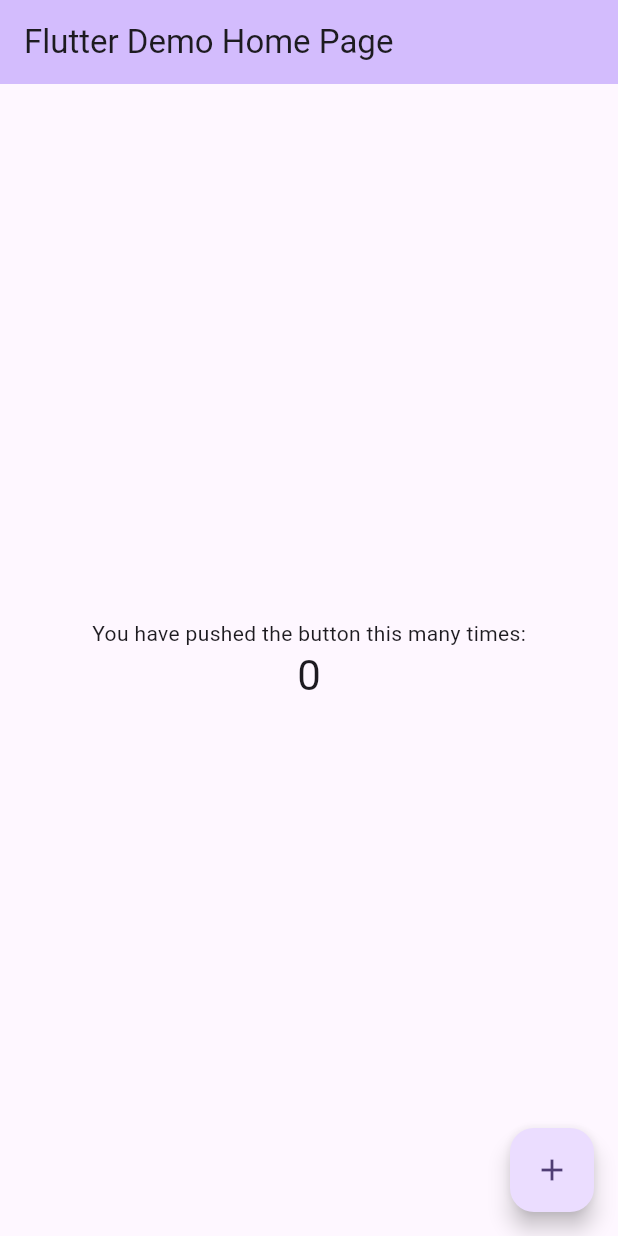
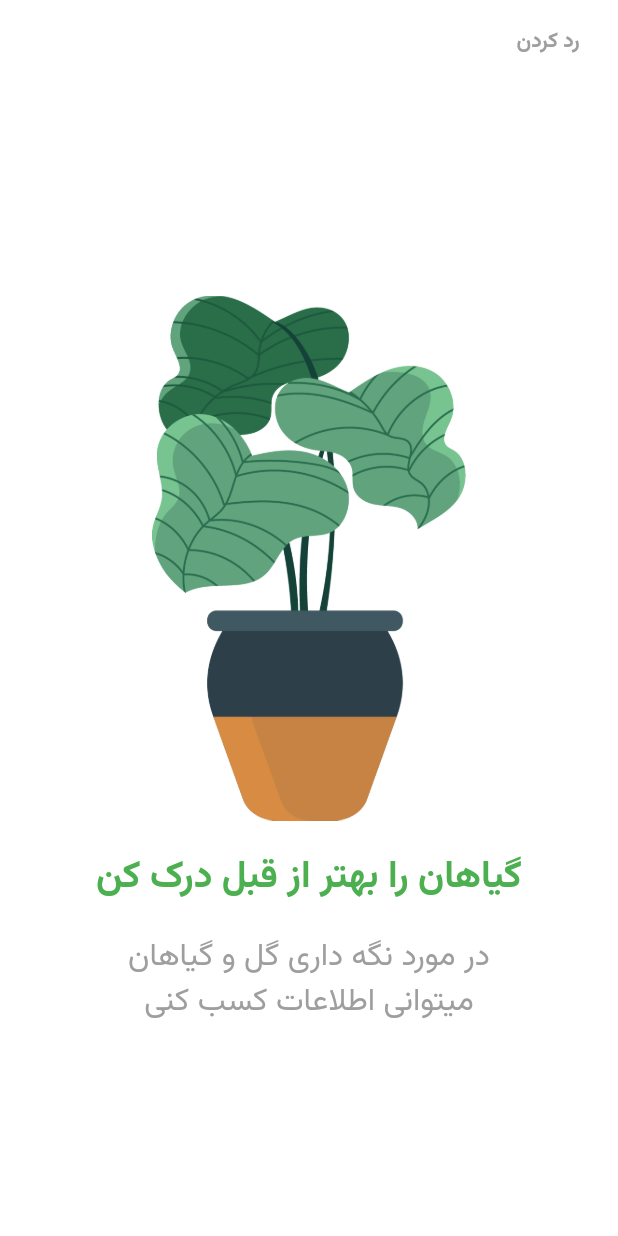
Before and after one commit to thzu0/PlantApp, a Flutter app: the screen it shows after launch, on a phone screen of 412 x 824 dp. Run offline on Flutter 3.47's test engine with Material 3 defaults, Android fonts, the phone set to English and light mode, and no system bars.

Commit message:
edit home_page

```diff
--- a/lib/const/constants.dart
+++ b/lib/const/constants.dart
@@ -6,7 +6,7 @@
 
   static String titleOne = "گیاهان را بهتر از قبل درک کن";
   static String descriptionOne =
-      "در مورد نگه داری گل و گیاهان میتوانی اطلاعات کسب کنی";
+      "در مورد نگه داری گل و گیاهان \nمیتوانی اطلاعات کسب کنی";
 
   static String titleTwo = "با گیاهان جدید اشنا شو";
   static String descriptionTwo =
--- a/lib/main.dart
+++ b/lib/main.dart
@@ -1,4 +1,5 @@
 import 'package:flutter/material.dart';
+import 'package:plant_app_1/screens/home_page.dart';
 
 void main() {
   runApp(const MyApp());
@@ -11,112 +12,9 @@
   @override
   Widget build(BuildContext context) {
     return MaterialApp(
-      title: 'Flutter Demo',
-      theme: ThemeData(
-        // This is the theme of your application.
-        //
-        // TRY THIS: Try running your application with "flutter run". You'll see
-        // the application has a purple toolbar. Then, without quitting the app,
-        // try changing the seedColor in the colorScheme below to Colors.green
-        // and then invoke "hot reload" (save your changes or press the "hot
-        // reload" button in a Flutter-supported IDE, or press "r" if you used
-        // the command line to start the app).
-        //
-        // Notice that the counter didn't reset back to zero; the application
-        // state is not lost during the reload. To reset the state, use hot
-        // restart instead.
-        //
-        // This works for code too, not just values: Most code changes can be
-        // tested with just a hot reload.
-        colorScheme: .fromSeed(seedColor: Colors.deepPurple),
-      ),
-      home: const MyHomePage(title: 'Flutter Demo Home Page'),
+      debugShowCheckedModeBanner: false,
+      title: 'Plant App',
+      home: HomePage(),
     );
   }
 }
-
-class MyHomePage extends StatefulWidget {
-  const MyHomePage({super.key, required this.title});
-
-  // This widget is the home page of your application. It is stateful, meaning
-  // that it has a State object (defined below) that contains fields that affect
-  // how it looks.
-
-  // This class is the configuration for the state. It holds the values (in this
-  // case the title) provided by the parent (in this case the App widget) and
-  // used by the build method of the State. Fields in a Widget subclass are
-  // always marked "final".
-
-  final String title;
-
-  @override
-  State<MyHomePage> createState() => _MyHomePageState();
-}
-
-class _MyHomePageState extends State<MyHomePage> {
-  int _counter = 0;
-
-  void _incrementCounter() {
-    setState(() {
-      // This call to setState tells the Flutter framework that something has
-      // changed in this State, which causes it to rerun the build method below
-      // so that the display can reflect the updated values. If we changed
-      // _counter without calling setState(), then the build method would not be
-      // called again, and so nothing would appear to happen.
-      _counter++;
-    });
-  }
-
-  @override
-  Widget build(BuildContext context) {
-    // This method is rerun every time setState is called, for instance as done
-    // by the _incrementCounter method above.
-    //
-    // The Flutter framework has been optimized to make rerunning build methods
-    // fast, so that you can just rebuild anything that needs updating rather
-    // than having to individually change instances of widgets.
-    return Scaffold(
-      appBar: AppBar(
-        // TRY THIS: Try changing the color here to a specific color (to
-        // Colors.amber, perhaps?) and trigger a hot reload to see the AppBar
-        // change color while the other colors stay the same.
-        backgroundColor: Theme.of(context).colorScheme.inversePrimary,
-        // Here we take the value from the MyHomePage object that was created by
-        // the App.build method, and use it to set our appbar title.
-        title: Text(widget.title),
-      ),
-      body: Center(
-        // Center is a layout widget. It takes a single child and positions it
-        // in the middle of the parent.
-        child: Column(
-          // Column is also a layout widget. It takes a list of children and
-          // arranges them vertically. By default, it sizes itself to fit its
-          // children horizontally, and tries to be as tall as its parent.
-          //
-          // Column has various properties to control how it sizes itself and
-          // how it positions its children. Here we use mainAxisAlignment to
-          // center the children vertically; the main axis here is the vertical
-          // axis because Columns are vertical (the cross axis would be
-          // horizontal).
-          //
-          // TRY THIS: Invoke "debug painting" (choose the "Toggle Debug Paint"
-          // action in the IDE, or press "p" in the console), to see the
-          // wireframe for each widget.
-          mainAxisAlignment: .center,
-          children: [
-            const Text('You have pushed the button this many times:'),
-            Text(
-              '$_counter',
-              style: Theme.of(context).textTheme.headlineMedium,
-            ),
-          ],
-        ),
-      ),
-      floatingActionButton: FloatingActionButton(
-        onPressed: _incrementCounter,
-        tooltip: 'Increment',
-        child: const Icon(Icons.add),
-      ),
-    );
-  }
-}
--- /dev/null
+++ b/lib/screens/home_page.dart
@@ -0,0 +1,87 @@
+import 'package:flutter/material.dart';
+import 'package:plant_app_1/const/constants.dart';
+
+class HomePage extends StatefulWidget {
+  const HomePage({super.key});
+
+  @override
+  State<HomePage> createState() => _HomePageState();
+}
+
+class _HomePageState extends State<HomePage> {
+  final PageController _pageController = PageController();
+  int currentIndex = 0;
+
+  @override
+  Widget build(BuildContext context) {
+    return Scaffold(
+      backgroundColor: Colors.white,
+      appBar: AppBar(
+        elevation: 0.0,
+        backgroundColor: Colors.white,
+        actions: <Widget>[
+          Padding(
+            padding: const EdgeInsets.only(right: 10.0),
+            child: TextButton(
+              onPressed: () {},
+              child: const Text(
+                'رد کردن ',
+                style: TextStyle(
+                  color: Colors.grey,
+                  fontFamily: 'Vazirmatn',
+                  fontWeight: FontWeight.bold,
+                ),
+              ),
+            ),
+          ),
+        ],
+      ),
+      body: Stack(
+        children: <Widget>[
+          PageView(
+            onPageChanged: (int page) {
+              currentIndex = page;
+            },
+            controller: _pageController,
+            children: [
+              Padding(
+                padding: const EdgeInsets.only(left: 50.0, right: 50.0),
+                child: Column(
+                  mainAxisAlignment: MainAxisAlignment.center,
+                  children: <Widget>[
+                    SizedBox(
+                      height: 350.0,
+                      child: Image.asset('assets/images/plant-one.png'),
+                    ),
+                    const SizedBox(height: 20.0),
+                    Text(
+                      Constants.titleOne,
+                      textAlign: TextAlign.center,
+                      style: TextStyle(
+                        fontFamily: 'Vazirmatn',
+                        fontSize: 25,
+                        fontWeight: FontWeight.w700,
+                        color: Constants.primaryColor,
+                      ),
+                    ),
+                    SizedBox(height: 20.0),
+                    Text(
+                      textAlign: TextAlign.center,
+                      Constants.descriptionOne,
+                      style: TextStyle(
+                        fontFamily: 'Vazirmatn',
+                        fontSize: 21.0,
+                        fontWeight: FontWeight.w400,
+                        color: Colors.grey,
+                      ),
+                    ),
+                  ],
+                ),
+              ),
+            ],
+          ),
+        ],
+      ),
+    );
+  }
+}
```
